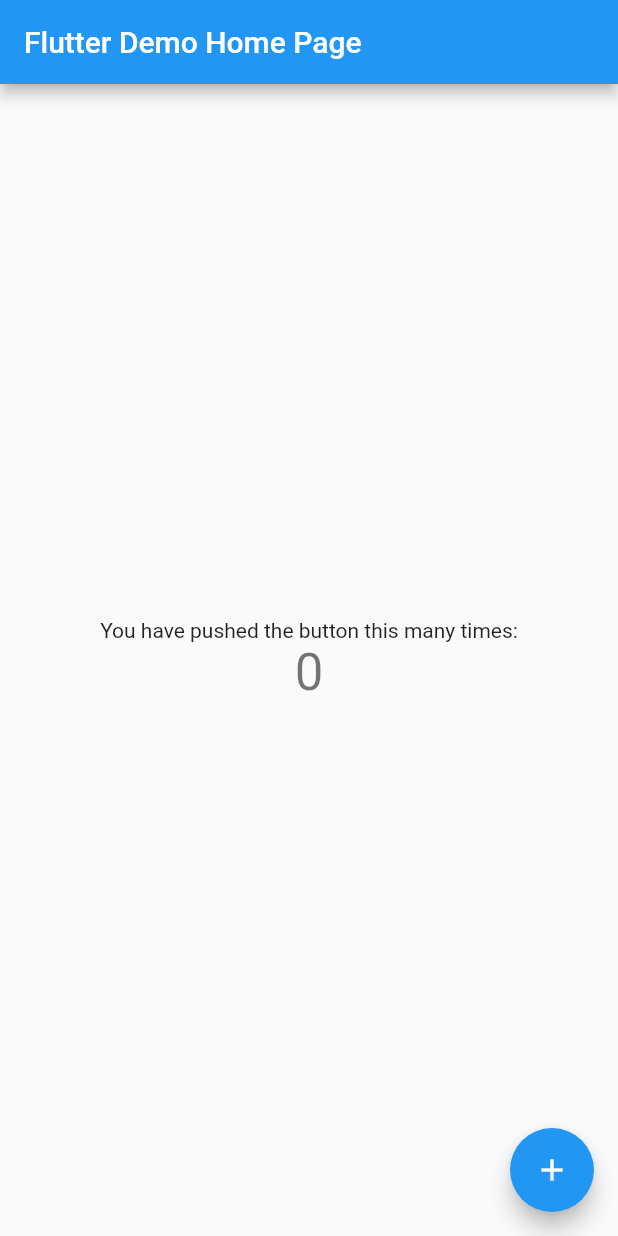
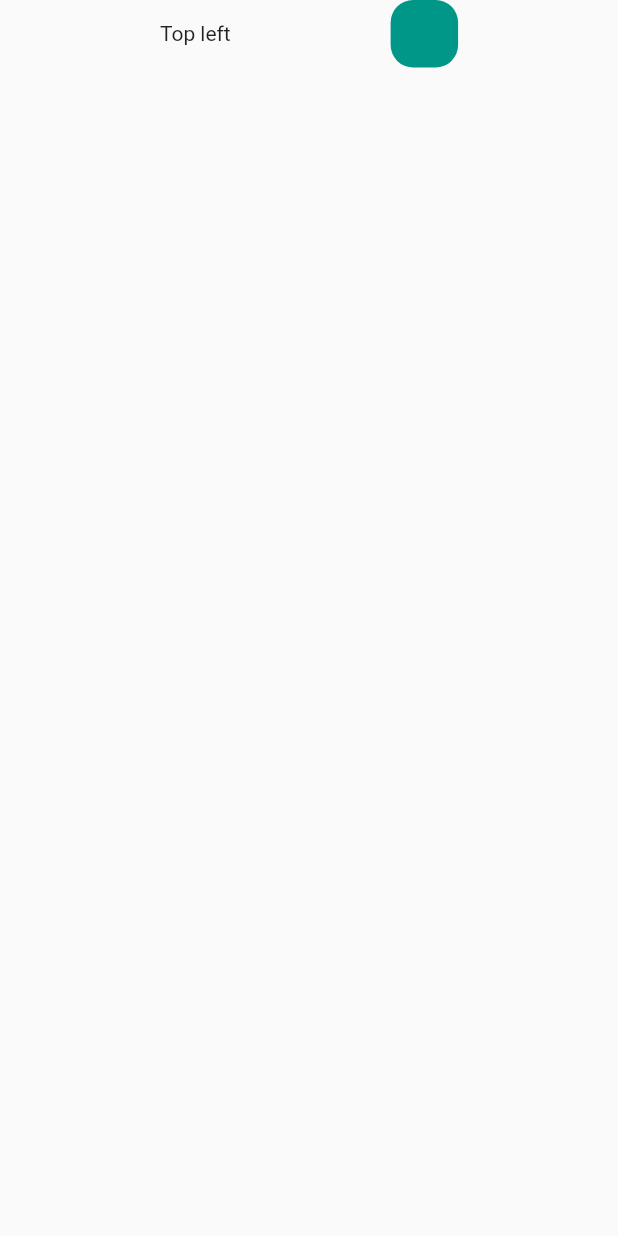
Before and after one commit to jicsontoh/flutter_app, a Flutter app: the screen it shows after launch, on a phone screen of 412 x 824 dp. Run offline on Flutter 3.47's test engine with Material 2 defaults, Android fonts, the phone set to English and light mode, and no system bars.

Commit message:
update 1.0

```diff
--- /dev/null
+++ b/lib/home/home_page.dart
@@ -0,0 +1,46 @@
+import 'package:flutter/material.dart';
+
+class HomePage extends StatefulWidget {
+  const HomePage({Key? key}) : super(key: key);
+
+  @override
+  State<HomePage> createState() => _HomePageState();
+}
+
+class _HomePageState extends State<HomePage> {
+  @override
+  Widget build(BuildContext context) {
+    return Scaffold(
+      body: createBody(context),
+    );
+  }
+
+  Widget createBody(BuildContext context) {
+    return Container(
+      child: Column(
+        children: [
+          Row(
+            mainAxisAlignment: MainAxisAlignment.spaceEvenly,
+            children: [
+              Column(
+                children: [
+                  Text('Top left')
+                ]
+              ),
+              Container(
+                width: 45,
+                height: 45,
+                decoration: BoxDecoration(
+                  borderRadius: BorderRadius.circular(15),
+                  color: Colors.teal,
+                ),
+              )
+          ]
+
+          )
+        ],
+
+      )
+    );
+  }
+}
--- a/lib/main.dart
+++ b/lib/main.dart
@@ -1,4 +1,5 @@
 import 'package:flutter/material.dart';
+import 'package:my_app/home/home_page.dart';
 
 void main() {
   runApp(const MyApp());
@@ -24,7 +25,7 @@ class MyApp extends StatelessWidget {
         // is not restarted.
         primarySwatch: Colors.blue,
       ),
-      home: const MyHomePage(title: 'Flutter Demo Home Page'),
+      home: HomePage(),
     );
   }
 }
```
